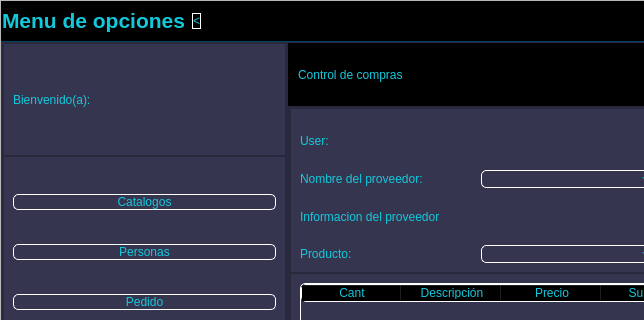
Above: PracticaC4_1/Gui/ControlWindows.ui from FaTeWendering/PracticaC4_1_admin_database before the change; both pictures show x 0 to 644 and y 0 to 320 of the 859 by 609 pixel window. Below: the same form after it.
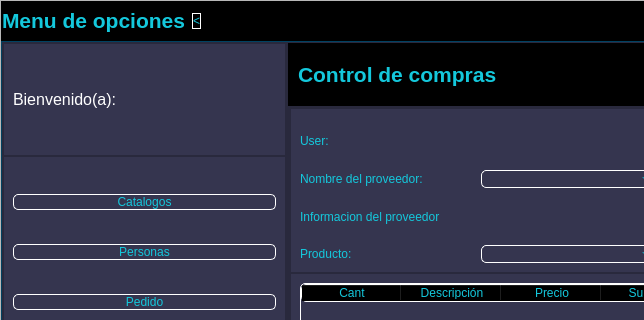
That is the form after the change. The open tabs and pages were chosen to show the change. Icons and pictures are not drawn.

Commit message: Mejoras en la interfaz de usuario

What changed in the file:
```diff
--- a/PracticaC4_1/Gui/ControlWindows.ui
+++ b/PracticaC4_1/Gui/ControlWindows.ui
@@ -287,8 +287,10 @@
                <item>
                 <widget class="QLabel" name="lbl_bienvenida">
                  <property name="styleSheet">
-                  <string notr="true">font: 87 12pt &quot;Arial Black&quot;;
-color: rgb(20, 200, 220);</string>
+                  <string notr="true">font-size: 12pt;
+    color: white; /* Blanco para mejor contraste */
+    background-color: transparent; /* Sin fondo */
+font-family: &quot;Tahoma&quot;, sans-serif;</string>
                  </property>
                  <property name="text">
                   <string>Bienvenido(a):</string>
@@ -407,20 +409,58 @@
             <item>
              <widget class="QStackedWidget" name="stackedWidget">
               <property name="styleSheet">
-               <string notr="true">background-color:rgb(53,53,79);
-QFrame{
-background-color:rgb(53,53,79);
+               <string notr="true">/* --- ESTILO BASE PARA TODAS LAS PÁGINAS --- */
+QStackedWidget &gt; QWidget {
+    background-color: rgb(53, 53, 79); /* Fondo principal (azul oscuro) */
+    font-family: &quot;Tahoma&quot;, sans-serif; /* Fuente base limpia */
 }
-QPushButton{
-font: 87 12pt &quot;Arial Black&quot;;
-background-color:#000000ff;
-color: rgb(20, 200, 220);
-border-radius:5px;
-border: 1px solid white;
+
+/* --- TÍTULOS (Ej: &quot;Control de compras&quot;) --- */
+/* Debes asignar esta propiedad en Qt Designer: cssClass = titulo */
+QLabel[cssClass=&quot;titulo&quot;] {
+    font-size: 16pt;
+    font-weight: bold;
+    color: rgb(20, 200, 220); /* Color Cián principal */
+    background-color: transparent; /* Sin fondo */
 }
 
-QPushButton:hover {
-    background-color: black;
+/* --- ETIQUETAS NORMALES (Ej: &quot;User:&quot;, &quot;Nombre del proveedor:&quot;) --- */
+QLabel {
+    font-size: 12pt;
+    color: white; /* Blanco para mejor contraste */
+    background-color: transparent; /* Sin fondo */
+}
+
+/* --- CAMPOS DE ENTRADA (Texto, Listas, Fechas) --- */
+QLineEdit, QComboBox, QDateEdit {
+    font-size: 10pt;
+    color: white;
+    background-color: #000000ff; /* Fondo negro */
+    border: 1px solid rgb(20, 200, 220); /* Borde Cián */
+    border-radius: 5px;
+    padding: 4px;
+}
+
+QComboBox::drop-down {
+    border: none; /* Quita la flecha fea del combobox */
+}
+
+/* --- TABLA --- */
+QTableWidget {
+    font-size: 10pt;
+    color: white;
+    background-color: #000000ff; /* Fondo negro */
+    gridline-color: rgb(53, 53, 79); /* Líneas de la cuadrícula */
+    border: 1px solid rgb(20, 200, 220); /* Borde Cián */
+}
+
+/* --- ENCABEZADO DE LA TABLA (Cant, Descripción...) --- */
+QHeaderView::section {
+    background-color: rgb(20, 200, 220); /* Fondo Cián */
+    color: black; /* Texto negro para contraste */
+    font-weight: bold;
+    padding: 4px;
+    border: 1px solid rgb(53, 53, 79);
 }</string>
               </property>
               <widget class="QWidget" name="page">
@@ -491,8 +531,10 @@
                    <item>
                     <widget class="QLabel" name="label_4">
                      <property name="styleSheet">
-                      <string notr="true">font: 87 12pt &quot;Arial Black&quot;;
-color:rgb(20, 200, 220)</string>
+                      <string notr="true">font-size: 16pt;
+    font-weight: bold;
+    color: rgb(20, 200, 220); /* Color Cián principal */
+    background-color: transparent; /* Sin fondo negro */</string>
                      </property>
                      <property name="text">
                       <string>Control de compras</string>
```
Left out of the diff: 5 changed lines with no effect on the pictures. The commit also changes 4 other files.
